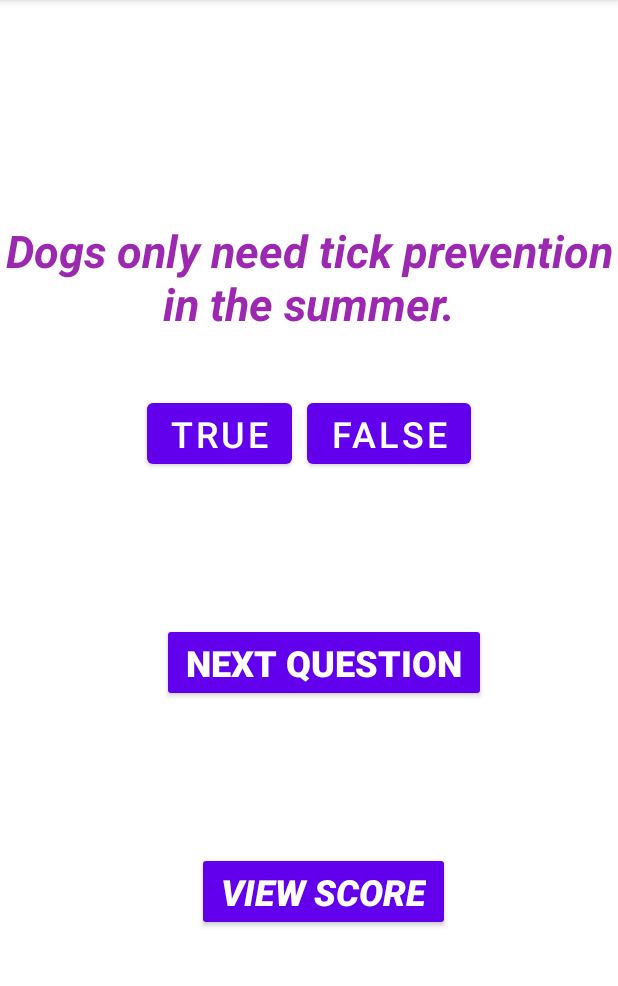
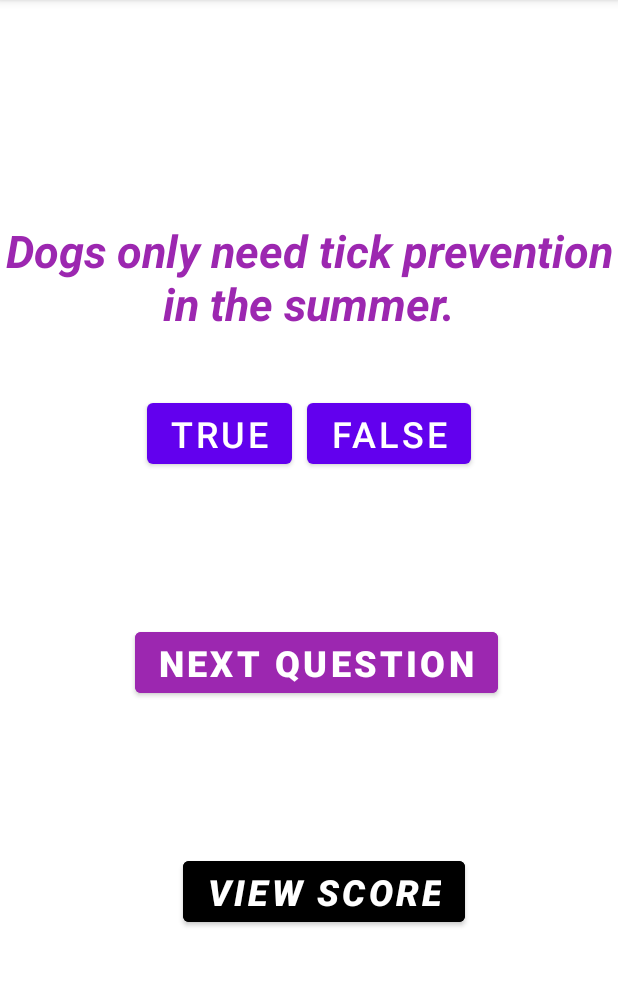
Before and after one commit to klmack12/DogMythsQuizApp, an Android app: the screen it shows after launch (MainActivity), on a phone screen of 412 x 824 dp, the part 84-1070 px from its top. Run offline under Robolectric (Android 15) with nearby library versions, the phone set to English and light mode, and no system bars.

Commit message:
Added email feature and strings.xml

```diff
--- a/app/src/main/java/com/example/dogmythsquizapp/MainActivity.java
+++ b/app/src/main/java/com/example/dogmythsquizapp/MainActivity.java
@@ -7,6 +7,7 @@ import android.content.Intent;
 import android.os.Bundle;
 import android.view.View;
 import android.widget.Button;
+import android.widget.ImageView;
 import android.widget.TextView;
 import android.widget.Toast;
 
@@ -20,6 +21,7 @@ public class MainActivity extends AppCompatActivity {
     Question q1, q2, q3, q4, q5,  currentQ;
     Question[] questions;
     int currentIndex;
+    ImageView image1, image2, image3, image4, image5;
 
     @Override
     protected void onCreate(Bundle savedInstanceState) {
@@ -34,11 +36,11 @@ public class MainActivity extends AppCompatActivity {
         scoreBtn = (Button) findViewById(R.id.scoreButton);
         nextBtn = (Button) findViewById(R.id.nextButton);
         score = 0;
-        q1 = new Question("Dogs only need tick prevention in the summer.", false);
-        q2 = new Question("Dogs can see a range of colors.", true);
-        q3 = new Question("A dogs mouth is cleaner than a human’s mouth.", false);
-        q4 = new Question("The common cold does not affect dogs.", true);
-        q5 = new Question("Some dog breeds are more aggressive than others.", false);
+        q1 = new Question(getString(R.string.question1Text), false);
+        q2 = new Question(getString(R.string.q2Text), true);
+        q3 = new Question(getString(R.string.q3Text), false);
+        q4 = new Question(getString(R.string.q4Text), true);
+        q5 = new Question(getString(R.string.q5Text), false);
         questions = new Question[] {q1, q2, q3, q4, q5};
         currentIndex = 0;
         currentQ = questions[currentIndex];
@@ -50,7 +52,7 @@ public class MainActivity extends AppCompatActivity {
             public void onClick(View view) {
                 currentIndex++;
                 if (currentIndex >= questions.length) {
-                    message = "End of questions, click VIEW SCORE to see your score.";
+                    message = getString(R.string.endQText);
                     Context context = getApplicationContext();
                     int duration = Toast.LENGTH_SHORT;
                     Toast toast = Toast.makeText(context, message, duration);
@@ -59,8 +61,10 @@ public class MainActivity extends AppCompatActivity {
                 else {
 
                     currentQ = questions[currentIndex];
-                    String currentQText = currentQ.getQText();
+                    String currentQText = currentQ.getQText();  //change the question if not the last one.
                     qTextTV.setText(currentQText);
+                    image1 = (ImageView) findViewById(R.id.showNextPuppy);
+          //     qTextTV.setText(questions[currentIndex].toString()); This would show what is in the current position of the array
                 }
 
             }
@@ -72,12 +76,12 @@ public class MainActivity extends AppCompatActivity {
                     public void onClick(View view) {
                         if (currentQ.getCorrectAnswer())
                         {
-                            message = "That is correct.";
+                            message = getString(R.string.correctTxt);
                             score++;
                         }
                         else
                         {
-                            message = "That is incorrect.";
+                            message = getString(R.string.incorrectText);
                         }
 
                         Context context = getApplicationContext();
@@ -92,12 +96,12 @@ public class MainActivity extends AppCompatActivity {
             public void onClick(View view) {
                 if (!currentQ.getCorrectAnswer())
                 {
-                    message = "That is correct.";
+                    message = getString(R.string.correctTxt);
                     score++;
                 }
                 else
                 {
-                    message = "That is incorrect.";
+                    message = getString(R.string.incorrectText);
                 }
 
                 Context context = getApplicationContext();
--- a/app/src/main/res/layout/activity_main.xml
+++ b/app/src/main/res/layout/activity_main.xml
@@ -10,7 +10,7 @@
         android:id="@+id/questionText"
         android:layout_width="match_parent"
         android:layout_height="wrap_content"
-        android:text="Dogs only need tick prevention in the summer."
+        android:text="@string/question1Text"
 
         android:textAlignment="center"
         android:textColor="#9C27B0"
@@ -28,7 +28,7 @@
             android:id="@+id/trueButton"
             android:layout_width="wrap_content"
             android:layout_height="match_parent"
-            android:text="TRUE"
+            android:text="@string/trueText"
             android:textSize="24sp" />
 
         <Button
@@ -36,35 +36,44 @@
             android:layout_width="wrap_content"
             android:layout_height="match_parent"
             android:layout_marginLeft="10sp"
-            android:text="FALSE"
+            android:text="@string/falseTxt"
             android:textSize="24sp"
 
             />
 
     </LinearLayout>
 
+    <ImageView
+        android:id="@+id/showNextPuppy"
+        android:layout_width="wrap_content"
+        android:layout_height="wrap_content"
+
+
+        />
+
     <Button
         android:id="@+id/nextButton"
-        style="@style/Widget.AppCompat.Button"
         android:layout_width="wrap_content"
         android:layout_height="wrap_content"
-        android:layout_marginLeft="10sp"
+        android:layout_marginLeft="5sp"
         android:layout_marginTop="100sp"
+        android:backgroundTint="#9C27B0"
         android:fontFamily="sans-serif-black"
-        android:text="NEXT QUESTION"
+        android:text="@string/next_questionTxt"
         android:textSize="24sp"
         android:typeface="monospace" />
 
 
     <Button
         android:id="@+id/scoreButton"
-        style="@style/Widget.AppCompat.Button"
+
         android:layout_width="wrap_content"
         android:layout_height="wrap_content"
         android:layout_marginLeft="10sp"
         android:layout_marginTop="100sp"
+        android:backgroundTint="@color/black"
         android:fontFamily="sans-serif-black"
-        android:text="VIEW SCORE"
+        android:text="@string/view_scoreTxt"
         android:textSize="24sp"
         android:textStyle="italic"
         android:typeface="monospace" />
--- a/app/src/main/res/values/strings.xml
+++ b/app/src/main/res/values/strings.xml
@@ -1,3 +1,21 @@
 <resources>
     <string name="app_name">DogMythsQuizApp</string>
+    <string name="question1Text">Dogs only need tick prevention in the summer.</string>
+    <string name="q2Text">Dogs can see a range of colors.</string>
+    <string name="trueText">TRUE</string>
+    <string name="falseTxt">FALSE</string>
+    <string name="q3Text">A dogs mouth is cleaner than a human’s mouth.</string>
+    <string name="q4Text">The common cold does not affect dogs.</string>
+    <string name="q5Text">Some dog breeds are more aggressive than others.</string>
+    <string name="endQText">End of questions, click VIEW SCORE to see your score.</string>
+    <string name="correctTxt">That is correct.</string>
+    <string name="incorrectText">That is incorrect.</string>
+    <string name="next_questionTxt">NEXT QUESTION</string>
+    <string name="view_scoreTxt">VIEW SCORE</string>
+    <string name="scoreTxt">SCORE:</string>
+    <string name="no_scoreTxt">no score</string>
+    <string name="email_scoreTxt">CLICK TO EMAIL YOUR SCORE</string>
+    <string name="subjTxt">New score for Dog Myths</string>
+    <string name="body1Txt">I just got a </string>
+    <string name="body2Txt"> on the Dog Myths quiz.</string>
 </resources>
```
Also changed, not shown: app/src/main/java/com/example/dogmythsquizapp/ScoreActivity.java (+34 -4 lines), app/src/main/res/layout/activity_score.xml (+12 -5 lines).
